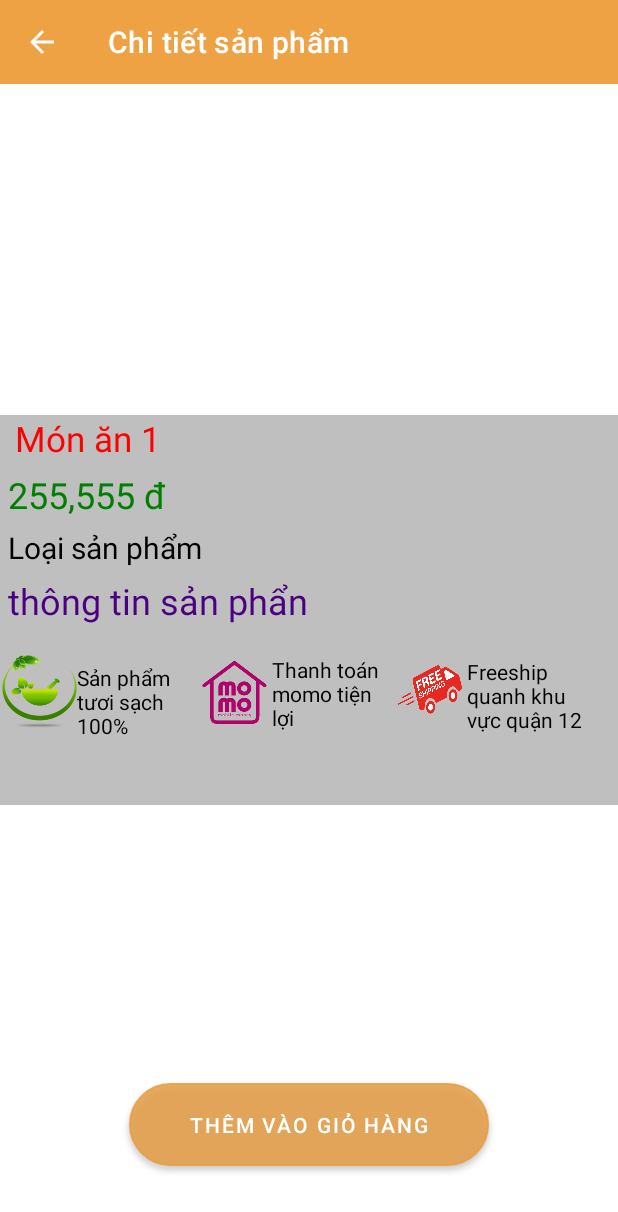
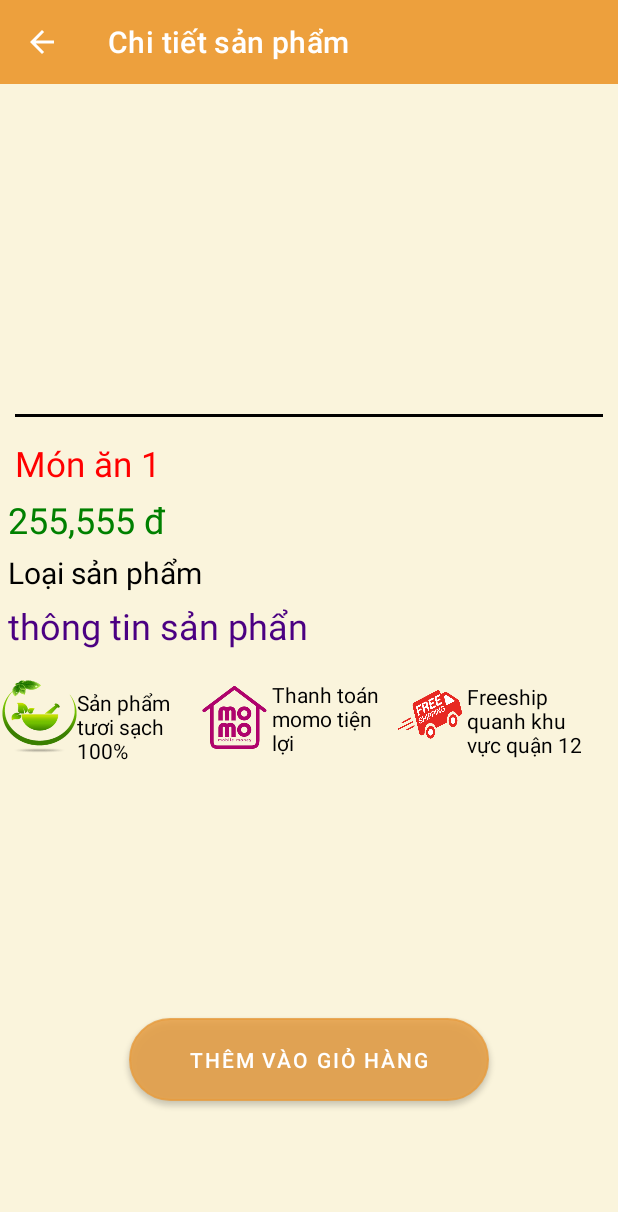
Before and after one commit to dinhtrungndt/AppFoodOnline, an Android app: the ContentProDuctActivity screen opened directly, with no data from a screen before it, on a phone screen of 412 x 824 dp. Shown: the top 1212 px of the screen. Run offline under Robolectric (Android 15) with nearby library versions, the phone set to English and light mode, and no system bars; our stand-ins replace Firebase (no records; nobody signed in at launch, a user with empty details on screens opened directly), Picasso; pictures from the network do not load; 6 statements that could not run were skipped.

Commit message:
back color

```diff
--- a/app/src/main/res/layout/activity_content_product.xml
+++ b/app/src/main/res/layout/activity_content_product.xml
@@ -3,7 +3,8 @@
     xmlns:tools="http://schemas.android.com/tools"
     android:layout_width="match_parent"
     android:layout_height="match_parent"
-    android:orientation="vertical">
+    android:orientation="vertical"
+    android:background="#FAF4DC">
 
     <androidx.appcompat.widget.Toolbar
         android:id="@+id/toolbar"
@@ -20,19 +21,28 @@
         android:orientation="vertical">
 
         <ImageView
-            android:layout_marginTop="15dp"
+            android:layout_marginStart="10dp"
+            android:layout_marginEnd="10dp"
+            android:layout_marginTop="10dp"
             android:id="@+id/image_product"
             android:layout_gravity="center"
             android:layout_width="match_parent"
             android:layout_height="200dp" />
+        <View
+            android:layout_marginTop="10dp"
+            android:layout_width="match_parent"
+            android:layout_height="2dp"
+            android:layout_marginLeft="10dp"
+            android:layout_marginRight="10dp"
+            android:background="@color/colorBlack" />
 
         <LinearLayout
-            android:background="#BFBFBF"
             android:layout_marginTop="5dp"
             android:layout_width="match_parent"
             android:layout_height="match_parent"
             android:orientation="vertical">
             <TextView
+                android:layout_marginTop="10dp"
                 android:layout_marginStart="10dp"
                 android:id="@+id/txttensp"
                 android:layout_width="wrap_content"
@@ -124,7 +134,7 @@
     <ScrollView
         android:layout_width="match_parent"
         android:layout_height="150dp"
-        android:layout_marginTop="10dp">
+        android:layout_marginTop="-50dp">
 
         <TextView
             android:layout_marginTop="10dp"
```
